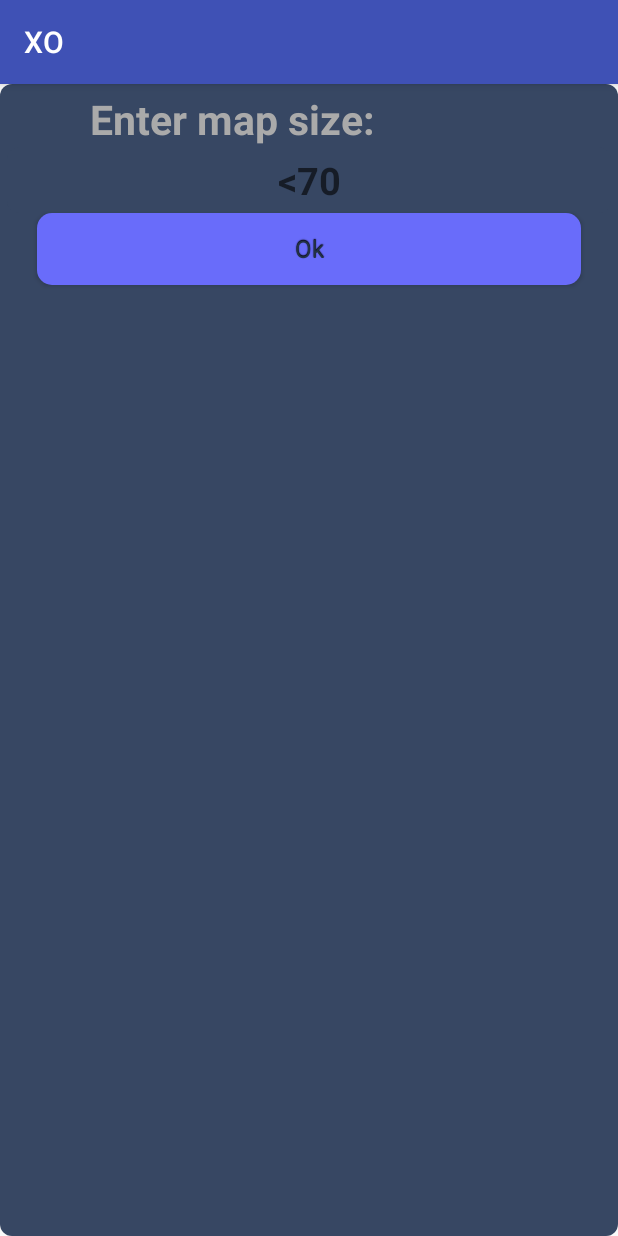
After one commit to bogdanovsi/xo, an Android app: the fragment DialogCustomMapSize shown on its own in the app's theme, on a phone screen of 412 x 824 dp. The commit adds this screen. Run offline under Robolectric (Android 15) with nearby library versions, the phone set to English and light mode, and no system bars; 1 statement that could not run was skipped.

Commit message:
added dialog custom map size fixed algorithm checkVector

```diff
--- a/app/build.gradle
+++ b/app/build.gradle
@@ -25,4 +25,5 @@ dependencies {
     testImplementation 'junit:junit:4.12'
     androidTestImplementation 'com.android.support.test:runner:1.0.1'
     androidTestImplementation 'com.android.support.test.espresso:espresso-core:3.0.1'
+    compile 'org.jetbrains:annotations-java5:15.0'
 }
--- /dev/null
+++ b/app/src/main/java/com/freekerrr/xo/DialogCustomMapSize.java
@@ -0,0 +1,64 @@
+package com.freekerrr.xo;
+
+import android.app.Activity;
+import android.app.Dialog;
+import android.app.DialogFragment;
+import android.graphics.drawable.ColorDrawable;
+import android.os.Bundle;
+import android.support.annotation.Nullable;
+import android.support.v4.app.FragmentActivity;
+import android.util.Log;
+import android.view.LayoutInflater;
+import android.view.View;
+import android.view.ViewGroup;
+import android.widget.Button;
+import android.widget.EditText;
+
+/**
+ * Created by freekerrr on 06.03.2018.
+ */
+
+public class DialogCustomMapSize extends DialogFragment {
+
+    static DialogCustomMapSize newInstance() {
+        return new DialogCustomMapSize();
+    }
+
+    @Override
+    public void onCreate(Bundle savedInstanceState) {
+        super.onCreate(savedInstanceState);
+    }
+
+    @Nullable
+    @Override
+    public View onCreateView(LayoutInflater inflater, @Nullable ViewGroup container, final Bundle savedInstanceState) {
+        final View v = inflater.inflate(R.layout.dialog_custom_map_size, container, false);
+
+        final EditText size = v.findViewById(R.id.size);
+        final Button positiveButton = v.findViewById(R.id.ok);
+
+        //it's work!!!
+        this.getDialog().getWindow().setBackgroundDrawableResource(android.R.color.transparent);
+
+        positiveButton.setOnClickListener(new View.OnClickListener() {
+            @Override
+            public void onClick(View v) {
+                try {
+                    int s = Integer.valueOf(size.getText().toString());
+
+                    if (s > 0 && s < 70) {
+                        ((StartMenu) getActivity()).createGame(s);
+                        dismiss();
+                    } else {
+                        size.setText("");
+                    }
+                } catch (NumberFormatException e) {
+                    dismiss();
+                }
+
+            }
+        });
+
+        return v;
+    }
+}
--- /dev/null
+++ b/app/src/main/res/drawable/dialog_custom.xml
@@ -0,0 +1,18 @@
+<?xml version="1.0" encoding="utf-8"?>
+<shape xmlns:android="http://schemas.android.com/apk/res/android"
+       android:shape="rectangle">
+    <corners
+        android:topLeftRadius="8dp"
+        android:topRightRadius="8dp"
+        android:bottomRightRadius="8dp"
+        android:bottomLeftRadius="8dp">
+    </corners>
+    <solid
+        android:color="#374763">
+    </solid>
+    <padding
+        android:left="5dp"
+        android:top="5dp"
+        android:right="5dp"
+        android:bottom="5dp"/>
+</shape>
--- a/app/src/main/res/layout/activity_start_menu.xml
+++ b/app/src/main/res/layout/activity_start_menu.xml
@@ -5,7 +5,7 @@
     xmlns:tools="http://schemas.android.com/tools"
     android:layout_width="match_parent"
     android:layout_height="match_parent"
-    android:background="@drawable/back_start_menu2"
+    android:background="@drawable/back_start_menu"
     android:orientation="vertical"
     >
 
--- /dev/null
+++ b/app/src/main/res/layout/dialog_custom_map_size.xml
@@ -0,0 +1,35 @@
+<?xml version="1.0" encoding="utf-8"?>
+<LinearLayout xmlns:android="http://schemas.android.com/apk/res/android"
+              android:orientation="vertical"
+              android:layout_width="match_parent"
+              android:layout_height="match_parent"
+              style="@style/dialog"
+    >
+
+    <TextView
+        android:layout_width="300dp"
+        android:layout_height="wrap_content"
+        android:textSize="27sp"
+        android:textColor="@android:color/darker_gray"
+        android:gravity="center"
+        android:textStyle="bold"
+        android:text="@string/enter_map_size"
+        />
+
+    <EditText
+        android:id="@+id/size"
+        style="@style/dialog_edit_text"
+        android:layout_width="match_parent"
+        android:layout_height="wrap_content"
+        android:textColor="@android:color/white"
+        android:hint="@string/_70"
+        />
+
+    <Button
+        android:id="@+id/ok"
+        style="@style/start_menu_button"
+        android:layout_width="match_parent"
+        android:layout_height="wrap_content"
+        android:text="@string/ok"/>
+
+</LinearLayout>
--- a/app/src/main/res/values/strings.xml
+++ b/app/src/main/res/values/strings.xml
@@ -6,4 +6,7 @@
     <string name="x5">5x5</string>
     <string name="x10">10x10</string>
     <string name="custommapsize">Custom map size</string>
+    <string name="ok">Ok</string>
+    <string name="enter_map_size">Enter map size:</string>
+    <string name="_70"><![CDATA[<70]]></string>
 </resources>
--- a/app/src/main/res/values/styles.xml
+++ b/app/src/main/res/values/styles.xml
@@ -5,7 +5,23 @@
         <!-- Customize your theme here. -->
         <item name="colorPrimary">@color/colorPrimary</item>
         <item name="colorPrimaryDark">#2f3c53</item>
-        <item name="colorAccent">@color/colorAccent</item>
+        <item name="colorAccent">#487da3</item>
+    </style>
+
+    <style name="dialog" parent="@android:style/Theme.Dialog">
+        <item name="android:windowFrame">@drawable/dialog_custom</item>
+        <item name="android:windowIsFloating">true</item>
+        <item name="android:windowCloseOnTouchOutside">true</item>
+        <item name="android:background">@drawable/dialog_custom</item>
+    </style>
+
+    <style name="dialog_edit_text" parent="@android:style/Widget.EditText">
+        <item name="android:background">@drawable/dialog_custom</item>
+        <item name="android:gravity">center</item>
+        <item name="android:textSize">25sp</item>
+        <item name="android:textStyle">bold</item>
+        <item name="android:inputType">number</item>
+        <item name="android:windowSoftInputMode">stateVisible</item>
     </style>
 
     <style name="Button" parent="@android:style/Widget.Button">
```
Also changed, not shown: app/src/main/java/com/freekerrr/xo/DrawView.java (+0 -7 lines), app/src/main/java/com/freekerrr/xo/GameController.java (+65 -63 lines), app/src/main/java/com/freekerrr/xo/StartMenu.java (+13 -13 lines), app/src/main/java/com/freekerrr/xo/WinLine.java (deleted, +0 -36 lines), app/src/main/res/layout/activity_main.xml (+7 -8 lines).
